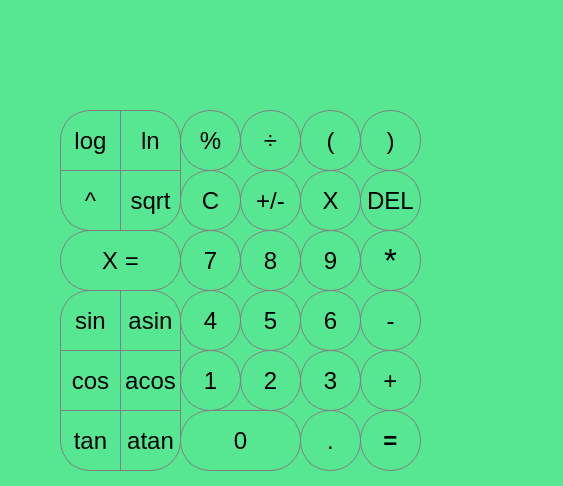
This is src/Calculator/mainwindow.ui in manwoodt/SmartCalc_v1.0-1 as Qt 5 draws it before an edit. The edited form follows.
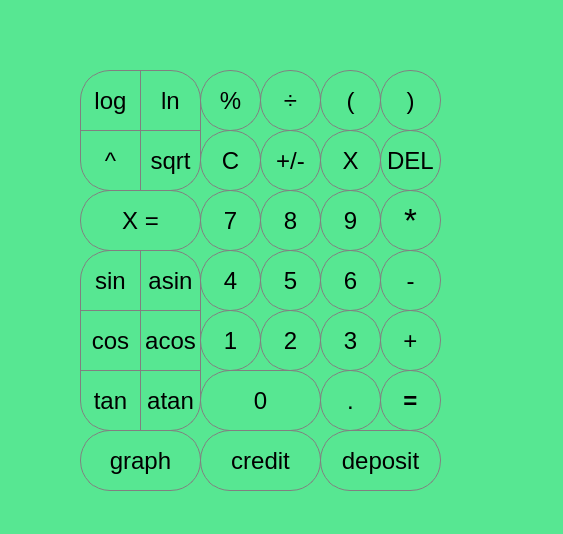
This is the edited form.

The edit to the form file:
```diff
--- a/src/Calculator/mainwindow.ui
+++ b/src/Calculator/mainwindow.ui
@@ -7,7 +7,7 @@
     <x>0</x>
     <y>0</y>
     <width>563</width>
-    <height>486</height>
+    <height>534</height>
    </rect>
   </property>
   <property name="windowTitle">
@@ -20,8 +20,8 @@
    <widget class="QLabel" name="result">
     <property name="geometry">
      <rect>
-      <x>60</x>
-      <y>50</y>
+      <x>80</x>
+      <y>10</y>
       <width>361</width>
       <height>61</height>
      </rect>
@@ -50,8 +50,8 @@
    <widget class="QPushButton" name="pushButton_C">
     <property name="geometry">
      <rect>
-      <x>180</x>
-      <y>170</y>
+      <x>200</x>
+      <y>130</y>
       <width>61</width>
       <height>61</height>
      </rect>
@@ -82,8 +82,8 @@
    <widget class="QPushButton" name="pushButton_mod">
     <property name="geometry">
      <rect>
-      <x>180</x>
-      <y>110</y>
+      <x>200</x>
+      <y>70</y>
       <width>61</width>
       <height>61</height>
      </rect>
@@ -114,8 +114,8 @@
    <widget class="QPushButton" name="pushButton_div">
     <property name="geometry">
      <rect>
-      <x>240</x>
-      <y>110</y>
+      <x>260</x>
+      <y>70</y>
       <width>61</width>
       <height>61</height>
      </rect>
@@ -146,8 +146,8 @@
    <widget class="QPushButton" name="pushButton_del">
     <property name="geometry">
      <rect>
-      <x>360</x>
-      <y>170</y>
+      <x>380</x>
+      <y>130</y>
       <width>61</width>
       <height>61</height>
      </rect>
@@ -178,8 +178,8 @@
    <widget class="QPushButton" name="pushButton_mul">
     <property name="geometry">
      <rect>
-      <x>360</x>
-      <y>230</y>
+      <x>380</x>
+      <y>190</y>
       <width>61</width>
       <height>61</height>
      </rect>
@@ -213,8 +213,8 @@
    <widget class="QPushButton" name="pushButton_9">
     <property name="geometry">
      <rect>
-      <x>300</x>
-      <y>230</y>
+      <x>320</x>
+      <y>190</y>
       <width>61</width>
       <height>61</height>
      </rect>
@@ -245,8 +245,8 @@
    <widget class="QPushButton" name="pushButton_7">
     <property name="geometry">
      <rect>
-      <x>180</x>
-      <y>230</y>
+      <x>200</x>
+      <y>190</y>
       <width>61</width>
       <height>61</height>
      </rect>
@@ -277,8 +277,8 @@
    <widget class="QPushButton" name="pushButton_8">
     <property name="geometry">
      <rect>
-      <x>240</x>
-      <y>230</y>
+      <x>260</x>
+      <y>190</y>
       <width>61</width>
       <height>61</height>
      </rect>
@@ -309,8 +309,8 @@
    <widget class="QPushButton" name="pushButton_dot">
     <property name="geometry">
      <rect>
-      <x>300</x>
-      <y>410</y>
+      <x>320</x>
+      <y>370</y>
       <width>61</width>
       <height>61</height>
      </rect>
@@ -341,8 +341,8 @@
    <widget class="QPushButton" name="pushButton_minus">
     <property name="geometry">
      <rect>
-      <x>360</x>
-      <y>290</y>
+      <x>380</x>
+      <y>250</y>
       <width>61</width>
       <height>61</height>
      </rect>
@@ -373,8 +373,8 @@
    <widget class="QPushButton" name="pushButton_0">
     <property name="geometry">
      <rect>
-      <x>180</x>
-      <y>410</y>
+      <x>200</x>
+      <y>370</y>
       <width>121</width>
       <height>61</height>
      </rect>
@@ -405,8 +405,8 @@
    <widget class="QPushButton" name="pushButton_6">
     <property name="geometry">
      <rect>
-      <x>300</x>
-      <y>290</y>
+      <x>320</x>
+      <y>250</y>
       <width>61</width>
       <height>61</height>
      </rect>
@@ -437,8 +437,8 @@
    <widget class="QPushButton" name="pushButton_equal">
     <property name="geometry">
      <rect>
-      <x>360</x>
-      <y>410</y>
+      <x>380</x>
+      <y>370</y>
       <width>61</width>
       <height>61</height>
      </rect>
@@ -477,8 +477,8 @@
    <widget class="QPushButton" name="pushButton_4">
     <property name="geometry">
      <rect>
-      <x>180</x>
-      <y>290</y>
+      <x>200</x>
+      <y>250</y>
       <width>61</width>
       <height>61</height>
      </rect>
@@ -509,8 +509,8 @@
    <widget class="QPushButton" name="pushButton_5">
     <property name="geometry">
      <rect>
-      <x>240</x>
-      <y>290</y>
+      <x>260</x>
+      <y>250</y>
       <width>61</width>
       <height>61</height>
      </rect>
@@ -541,8 +541,8 @@
    <widget class="QPushButton" name="pushButton_2">
     <property name="geometry">
      <rect>
-      <x>240</x>
-      <y>350</y>
+      <x>260</x>
+      <y>310</y>
       <width>61</width>
       <height>61</height>
      </rect>
@@ -573,8 +573,8 @@
    <widget class="QPushButton" name="pushButton_3">
     <property name="geometry">
      <rect>
-      <x>300</x>
-      <y>350</y>
+      <x>320</x>
+      <y>310</y>
       <width>61</width>
       <height>61</height>
      </rect>
@@ -605,8 +605,8 @@
    <widget class="QPushButton" name="pushButton_plus">
     <property name="geometry">
      <rect>
-      <x>360</x>
-      <y>350</y>
+      <x>380</x>
+      <y>310</y>
       <width>61</width>
       <height>61</height>
      </rect>
@@ -637,8 +637,8 @@
    <widget class="QPushButton" name="pushButton_1">
     <property name="geometry">
      <rect>
-      <x>180</x>
-      <y>350</y>
+      <x>200</x>
+      <y>310</y>
       <width>61</width>
       <height>61</height>
      </rect>
@@ -670,8 +670,8 @@
    <widget class="QPushButton" name="pushButton_deg">
     <property name="geometry">
      <rect>
-      <x>60</x>
-      <y>170</y>
+      <x>80</x>
+      <y>130</y>
       <width>61</width>
       <height>61</height>
      </rect>
@@ -699,8 +699,8 @@
    <widget class="QPushButton" name="pushButton_sqrt">
     <property name="geometry">
      <rect>
-      <x>120</x>
-      <y>170</y>
+      <x>140</x>
+      <y>130</y>
       <width>61</width>
       <height>61</height>
      </rect>
@@ -729,8 +729,8 @@
    <widget class="QPushButton" name="pushButton_log">
     <property name="geometry">
      <rect>
-      <x>60</x>
-      <y>110</y>
+      <x>80</x>
+      <y>70</y>
       <width>61</width>
       <height>61</height>
      </rect>
@@ -760,8 +760,8 @@
    <widget class="QPushButton" name="pushButton_ln">
     <property name="geometry">
      <rect>
-      <x>120</x>
-      <y>110</y>
+      <x>140</x>
+      <y>70</y>
       <width>61</width>
       <height>61</height>
      </rect>
@@ -790,8 +790,8 @@
    <widget class="QPushButton" name="pushButton_sin">
     <property name="geometry">
      <rect>
-      <x>60</x>
-      <y>290</y>
+      <x>80</x>
+      <y>250</y>
       <width>61</width>
       <height>61</height>
      </rect>
@@ -821,8 +821,8 @@
    <widget class="QPushButton" name="pushButton_asin">
     <property name="geometry">
      <rect>
-      <x>120</x>
-      <y>290</y>
+      <x>140</x>
+      <y>250</y>
       <width>61</width>
       <height>61</height>
      </rect>
@@ -853,8 +853,8 @@
    <widget class="QPushButton" name="pushButton_acos">
     <property name="geometry">
      <rect>
-      <x>120</x>
-      <y>350</y>
+      <x>140</x>
+      <y>310</y>
       <width>61</width>
       <height>61</height>
      </rect>
@@ -882,8 +882,8 @@
    <widget class="QPushButton" name="pushButton_cos">
     <property name="geometry">
      <rect>
-      <x>60</x>
-      <y>350</y>
+      <x>80</x>
+      <y>310</y>
       <width>61</width>
       <height>61</height>
      </rect>
@@ -911,8 +911,8 @@
    <widget class="QPushButton" name="pushButton_tan">
     <property name="geometry">
      <rect>
-      <x>60</x>
-      <y>410</y>
+      <x>80</x>
+      <y>370</y>
       <width>61</width>
       <height>61</height>
      </rect>
@@ -940,8 +940,8 @@
    <widget class="QPushButton" name="pushButton_atan">
     <property name="geometry">
      <rect>
-      <x>120</x>
-      <y>410</y>
+      <x>140</x>
+      <y>370</y>
       <width>61</width>
       <height>61</height>
      </rect>
@@ -970,8 +970,8 @@
    <widget class="QPushButton" name="pushButton_rightBracket">
     <property name="geometry">
      <rect>
-      <x>360</x>
-      <y>110</y>
+      <x>380</x>
+      <y>70</y>
       <width>61</width>
       <height>61</height>
      </rect>
@@ -1002,8 +1002,8 @@
    <widget class="QPushButton" name="pushButton_leftBracket">
     <property name="geometry">
      <rect>
-      <x>300</x>
-      <y>110</y>
+      <x>320</x>
+      <y>70</y>
       <width>61</width>
       <height>61</height>
      </rect>
@@ -1034,8 +1034,8 @@
    <widget class="QPushButton" name="pushButton_unar_minus">
     <property name="geometry">
      <rect>
-      <x>240</x>
-      <y>170</y>
+      <x>260</x>
+      <y>130</y>
       <width>61</width>
       <height>61</height>
      </rect>
@@ -1066,8 +1066,8 @@
    <widget class="QPushButton" name="pushButton_x_2">
     <property name="geometry">
      <rect>
-      <x>300</x>
-      <y>170</y>
+      <x>320</x>
+      <y>130</y>
       <width>61</width>
       <height>61</height>
      </rect>
@@ -1098,8 +1098,8 @@
    <widget class="QPushButton" name="pushButton_x">
     <property name="geometry">
      <rect>
-      <x>60</x>
-      <y>230</y>
+      <x>80</x>
+      <y>190</y>
       <width>121</width>
       <height>61</height>
      </rect>
@@ -1127,6 +1127,132 @@
      <string>X =</string>
     </property>
    </widget>
+   <widget class="QPushButton" name="pushButton_graph">
+    <property name="geometry">
+     <rect>
+      <x>80</x>
+      <y>430</y>
+      <width>121</width>
+      <height>61</height>
+     </rect>
+    </property>
+    <property name="font">
+     <font>
+      <pointsize>18</pointsize>
+     </font>
+    </property>
+    <property name="styleSheet">
+     <string notr="true">QPushButton {
+   border: 1px solid grey;
+ background-color:  transparent;
+color: black;
+border-top-right-radius: 30px;
+border-top-left-radius: 30px;
+border-bottom-right-radius: 30px;
+border-bottom-left-radius: 30px;
+}
+QPushButton:pressed {
+    background-color: rgb(11, 213, 131)
+}</string>
+    </property>
+    <property name="text">
+     <string>graph</string>
+    </property>
+   </widget>
+   <widget class="QPushButton" name="pushButton_credit">
+    <property name="geometry">
+     <rect>
+      <x>200</x>
+      <y>430</y>
+      <width>121</width>
+      <height>61</height>
+     </rect>
+    </property>
+    <property name="font">
+     <font>
+      <pointsize>18</pointsize>
+     </font>
+    </property>
+    <property name="styleSheet">
+     <string notr="true">QPushButton {
+   border: 1px solid grey;
+ background-color:  transparent;
+color: black;
+border-top-right-radius: 30px;
+border-top-left-radius: 30px;
+border-bottom-right-radius: 30px;
+border-bottom-left-radius: 30px;
+}
+QPushButton:pressed {
+    background-color: rgb(11, 213, 131)
+}</string>
+    </property>
+    <property name="text">
+     <string>credit</string>
+    </property>
+   </widget>
+   <widget class="QPushButton" name="pushButton_deposit">
+    <property name="geometry">
+     <rect>
+      <x>320</x>
+      <y>430</y>
+      <width>121</width>
+      <height>61</height>
+     </rect>
+    </property>
+    <property name="font">
+     <font>
+      <pointsize>18</pointsize>
+     </font>
+    </property>
+    <property name="styleSheet">
+     <string notr="true">QPushButton {
+   border: 1px solid grey;
+ background-color:  transparent;
+color: black;
+border-top-right-radius: 30px;
+border-top-left-radius: 30px;
+border-bottom-right-radius: 30px;
+border-bottom-left-radius: 30px;
+}
+QPushButton:pressed {
+    background-color: rgb(11, 213, 131)
+}</string>
+    </property>
+    <property name="text">
+     <string>deposit</string>
+    </property>
+   </widget>
+   <widget class="QLabel" name="insert_x">
+    <property name="geometry">
+     <rect>
+      <x>460</x>
+      <y>70</y>
+      <width>71</width>
+      <height>251</height>
+     </rect>
+    </property>
+    <property name="styleSheet">
+     <string notr="true">QLabel {
+  qproperty-alignment: 'AlignVCenter | AlignRight';
+  border: 1px solid gray;
+color: black;
+border-top-right-radius: 30px;
+border-top-left-radius: 30px;
+border-bottom-right-radius: 30px;
+border-bottom-left-radius: 30px;
+}
+
+background-color : white;
+</string>
+    </property>
+    <property name="text">
+     <string/>
+    </property>
+    <property name="alignment">
+     <set>Qt::AlignRight|Qt::AlignTrailing|Qt::AlignVCenter</set>
+    </property>
+   </widget>
   </widget>
  </widget>
  <resources/>
```
